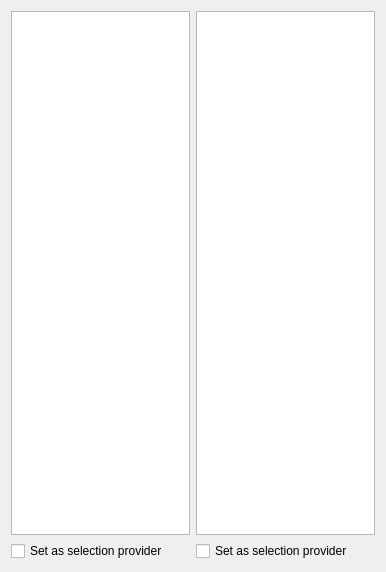
Old version of the form Plugins/org.mitk.gui.qt.datastorageviewertest/src/internal/QmitkDataStorageViewerTestControls.ui in the repository MITK/MITK.
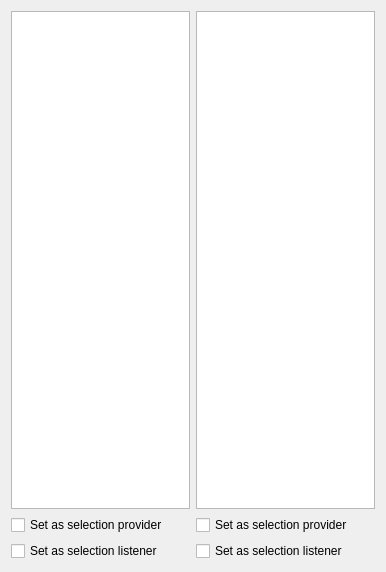
New version of the form.

Commit message: Add checkbox listener options.

```diff
--- a/Plugins/org.mitk.gui.qt.datastorageviewertest/src/internal/QmitkDataStorageViewerTestControls.ui
+++ b/Plugins/org.mitk.gui.qt.datastorageviewertest/src/internal/QmitkDataStorageViewerTestControls.ui
@@ -33,6 +33,13 @@
      </property>
     </widget>
    </item>
+   <item row="2" column="0">
+    <widget class="QCheckBox" name="selectionListenerCheckBox">
+     <property name="text">
+      <string>Set as selection listener</string>
+     </property>
+    </widget>
+   </item>
    <item row="1" column="1">
     <widget class="QCheckBox" name="selectionProviderCheckBox2">
      <property name="text">
@@ -40,6 +47,13 @@
      </property>
     </widget>
    </item>
+   <item row="2" column="1">
+    <widget class="QCheckBox" name="selectionListenerCheckBox2">
+     <property name="text">
+      <string>Set as selection listener</string>
+     </property>
+    </widget>
+   </item>
   </layout>
  </widget>
  <includes/>
```
The commit also changes 2 other files.
